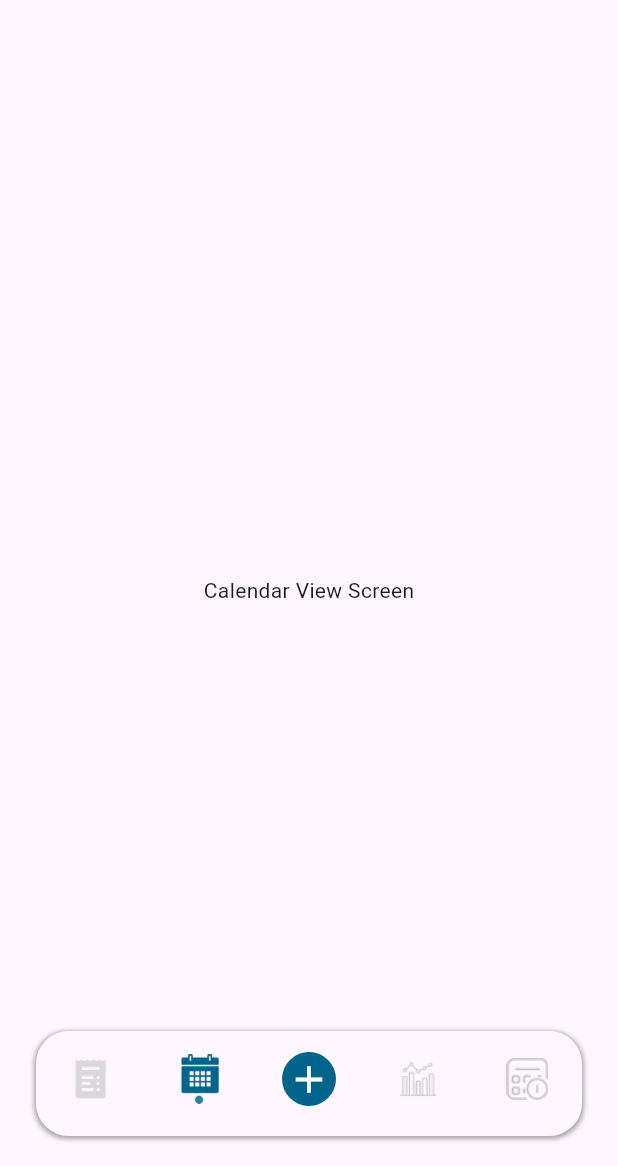
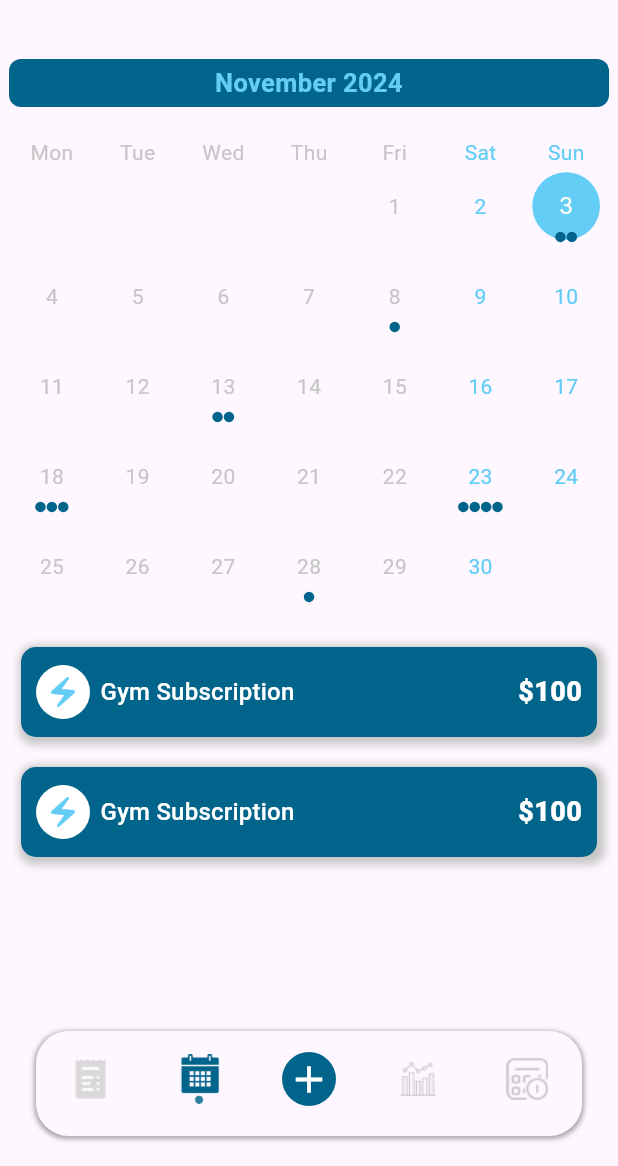
Before and after one commit to KarimMakki/billy-bills-reminder-app, a Flutter app: the screen it shows after launch, item 2 of the bottom bar chosen, on a phone screen of 412 x 824 dp, the part 70-1236 px from its top. Run offline on Flutter 3.47's test engine with Material 3 defaults, Android fonts, the phone set to English and light mode, and no system bars; drawn by our look-alikes of table_calendar; our stand-ins replace go_router.

Commit message:
added the table_calendar package to implement calendar view into the app, created the ui and the card for the calendar view items which is in our case the bills, created utils file which contains variables and functions related to the calendar package , copied it's code from the example provided from the package itself

```diff
--- /dev/null
+++ b/lib/utilities/utils.dart
@@ -0,0 +1,49 @@
+import 'dart:collection';
+
+import 'package:table_calendar/table_calendar.dart';
+
+/// Example event class.
+class Event {
+  final String title;
+
+  const Event(this.title);
+
+  @override
+  String toString() => title;
+}
+
+/// Example events.
+///
+/// Using a [LinkedHashMap] is highly recommended if you decide to use a map.
+final kEvents = LinkedHashMap<DateTime, List<Event>>(
+  equals: isSameDay,
+  hashCode: getHashCode,
+)..addAll(_kEventSource);
+
+final _kEventSource = {
+  for (var item in List.generate(50, (index) => index))
+    DateTime.utc(kFirstDay.year, kFirstDay.month, item * 5): List.generate(
+        item % 4 + 1, (index) => Event('Event $item | ${index + 1}'))
+}..addAll({
+    kToday: [
+      Event('Today\'s Event 1'),
+      Event('Today\'s Event 2'),
+    ],
+  });
+
+int getHashCode(DateTime key) {
+  return key.day * 1000000 + key.month * 10000 + key.year;
+}
+
+/// Returns a list of [DateTime] objects from [first] to [last], inclusive.
+List<DateTime> daysInRange(DateTime first, DateTime last) {
+  final dayCount = last.difference(first).inDays + 1;
+  return List.generate(
+    dayCount,
+    (index) => DateTime.utc(first.year, first.month, first.day + index),
+  );
+}
+
+final kToday = DateTime.now();
+final kFirstDay = DateTime(kToday.year, kToday.month - 3, kToday.day);
+final kLastDay = DateTime(kToday.year, kToday.month + 3, kToday.day);
--- a/lib/views/calendar_view_screen.dart
+++ b/lib/views/calendar_view_screen.dart
@@ -1,4 +1,8 @@
+import 'package:billy_bills_reminder_app/constants/constants.dart';
+import 'package:billy_bills_reminder_app/utilities/utils.dart';
+import 'package:billy_bills_reminder_app/views/widgets/calendar_item_card.dart';
 import 'package:flutter/material.dart';
+import 'package:table_calendar/table_calendar.dart';
 
 class CalendarViewScreen extends StatefulWidget {
   const CalendarViewScreen({super.key});
@@ -8,11 +12,165 @@
 }
 
 class _CalendarViewScreenState extends State<CalendarViewScreen> {
+  late final ValueNotifier<List<Event>> _selectedEvents;
+  CalendarFormat _calendarFormat = CalendarFormat.month;
+  RangeSelectionMode _rangeSelectionMode = RangeSelectionMode
+      .toggledOff; // Can be toggled on/off by longpressing a date
+  DateTime _focusedDay = DateTime.now();
+  DateTime? _selectedDay;
+  DateTime? _rangeStart;
+  DateTime? _rangeEnd;
+
+  @override
+  void initState() {
+    super.initState();
+
+    _selectedDay = _focusedDay;
+    _selectedEvents = ValueNotifier(_getEventsForDay(_selectedDay!));
+  }
+
+  @override
+  void dispose() {
+    _selectedEvents.dispose();
+    super.dispose();
+  }
+
+  List<Event> _getEventsForDay(DateTime day) {
+    // Implementation example
+    return kEvents[day] ?? [];
+  }
+
+  List<Event> _getEventsForRange(DateTime start, DateTime end) {
+    // Implementation example
+    final days = daysInRange(start, end);
+
+    return [
+      for (final d in days) ..._getEventsForDay(d),
+    ];
+  }
+
+  void _onDaySelected(DateTime selectedDay, DateTime focusedDay) {
+    if (!isSameDay(_selectedDay, selectedDay)) {
+      setState(() {
+        _selectedDay = selectedDay;
+        _focusedDay = focusedDay;
+        _rangeStart = null; // Important to clean those
+        _rangeEnd = null;
+        _rangeSelectionMode = RangeSelectionMode.toggledOff;
+      });
+
+      _selectedEvents.value = _getEventsForDay(selectedDay);
+    }
+  }
+
+  void _onRangeSelected(DateTime? start, DateTime? end, DateTime focusedDay) {
+    setState(() {
+      _selectedDay = null;
+      _focusedDay = focusedDay;
+      _rangeStart = start;
+      _rangeEnd = end;
+      _rangeSelectionMode = RangeSelectionMode.toggledOn;
+    });
+
+    // `start` or `end` could be null
+    if (start != null && end != null) {
+      _selectedEvents.value = _getEventsForRange(start, end);
+    } else if (start != null) {
+      _selectedEvents.value = _getEventsForDay(start);
+    } else if (end != null) {
+      _selectedEvents.value = _getEventsForDay(end);
+    }
+  }
+
   @override
   Widget build(BuildContext context) {
-    return const Scaffold(
-      body: Center(
-        child: Text("Calendar View Screen"),
+    return Scaffold(
+      body: Column(
+        children: [
+          const SizedBox(height: 16),
+          TableCalendar<Event>(
+            firstDay: kFirstDay,
+            lastDay: kLastDay,
+            rowHeight: 60,
+            focusedDay: _focusedDay,
+            daysOfWeekStyle: const DaysOfWeekStyle(
+                weekdayStyle: TextStyle(color: highlightColor),
+                weekendStyle: TextStyle(color: secondaryColor)),
+            headerStyle: HeaderStyle(
+                leftChevronVisible: false,
+                rightChevronVisible: false,
+                formatButtonVisible: false,
+                headerPadding:
+                    const EdgeInsets.symmetric(horizontal: 16, vertical: 4),
+                headerMargin:
+                    const EdgeInsets.symmetric(horizontal: 6, vertical: 14),
+                leftChevronIcon: const Icon(
+                  Icons.chevron_left_sharp,
+                  color: secondaryColor,
+                ),
+                rightChevronIcon: const Icon(
+                  Icons.chevron_right_sharp,
+                  color: secondaryColor,
+                ),
+                formatButtonTextStyle: const TextStyle(color: secondaryColor),
+                titleTextStyle: const TextStyle(
+                    color: secondaryColor,
+                    fontWeight: FontWeight.bold,
+                    fontSize: 17),
+                decoration: BoxDecoration(
+                  borderRadius: BorderRadius.circular(8),
+                  color: primaryColor,
+                ),
+                titleCentered: true),
+            selectedDayPredicate: (day) => isSameDay(_selectedDay, day),
+            rangeStartDay: _rangeStart,
+            rangeEndDay: _rangeEnd,
+            calendarFormat: _calendarFormat,
+            rangeSelectionMode: _rangeSelectionMode,
+            eventLoader: _getEventsForDay,
+            startingDayOfWeek: StartingDayOfWeek.monday,
+            calendarStyle: const CalendarStyle(
+                // Use `CalendarStyle` to customize the UI
+                outsideDaysVisible: false,
+                markerMargin: EdgeInsets.symmetric(horizontal: 2),
+                tablePadding: EdgeInsets.all(6),
+                markerSize: 7,
+                markerDecoration:
+                    BoxDecoration(shape: BoxShape.circle, color: primaryColor),
+                selectedDecoration: BoxDecoration(
+                  shape: BoxShape.circle,
+                  color: secondaryColor,
+                ),
+                defaultTextStyle: TextStyle(color: highlightColor),
+                weekendTextStyle: TextStyle(color: secondaryColor)),
+            onDaySelected: _onDaySelected,
+            onRangeSelected: _onRangeSelected,
+            onFormatChanged: (format) {
+              if (_calendarFormat != format) {
+                setState(() {
+                  _calendarFormat = format;
+                });
+              }
+            },
+            onPageChanged: (focusedDay) {
+              _focusedDay = focusedDay;
+            },
+          ),
+          const SizedBox(height: 8.0),
+          Expanded(
+            child: ValueListenableBuilder<List<Event>>(
+              valueListenable: _selectedEvents,
+              builder: (context, value, _) {
+                return ListView.builder(
+                  itemCount: value.length,
+                  itemBuilder: (context, index) {
+                    return const CalendarItemCard(icon: Icons.electric_bolt);
+                  },
+                );
+              },
+            ),
+          ),
+        ],
       ),
     );
   }
--- /dev/null
+++ b/lib/views/widgets/calendar_item_card.dart
@@ -0,0 +1,55 @@
+import 'package:billy_bills_reminder_app/constants/constants.dart';
+import 'package:flutter/material.dart';
+
+class CalendarItemCard extends StatelessWidget {
+  final IconData icon;
+  const CalendarItemCard({super.key, required this.icon});
+
+  @override
+  Widget build(BuildContext context) {
+    return Container(
+      margin: const EdgeInsets.symmetric(horizontal: 14, vertical: 10),
+      decoration: BoxDecoration(
+          color: primaryColor,
+          borderRadius: BorderRadius.circular(10),
+          boxShadow: const [
+            BoxShadow(
+                offset: Offset(2, 2),
+                blurRadius: 4,
+                spreadRadius: 3,
+                color: highlightColor)
+          ]),
+      child: Padding(
+        padding: const EdgeInsets.symmetric(horizontal: 10.0, vertical: 12),
+        child: Row(
+          children: [
+            CircleAvatar(
+              radius: 18,
+              backgroundColor: Colors.white,
+              child: Icon(
+                icon,
+                color: secondaryColor,
+              ),
+            ),
+            const SizedBox(width: 7),
+            Text(
+              "Gym Subscription",
+              style: Theme.of(context)
+                  .textTheme
+                  .titleMedium!
+                  .copyWith(color: Colors.white),
+            ),
+            const Spacer(),
+            const Text(
+              "\$100",
+              style: TextStyle(
+                  fontWeight: FontWeight.w900,
+                  fontSize: 18,
+                  color: Colors.white),
+            )
+          ],
+        ),
+      ),
+    );
+  }
+}
--- a/pubspec.yaml
+++ b/pubspec.yaml
@@ -19,6 +19,7 @@
   path_provider: ^2.0.15
   riverpod_annotation: ^2.5.3
   shared_preferences: ^2.3.2
+  table_calendar: ^3.1.2
 
 dev_dependencies:
   flutter_test:
```
Also changed, not shown: pubspec.lock.
